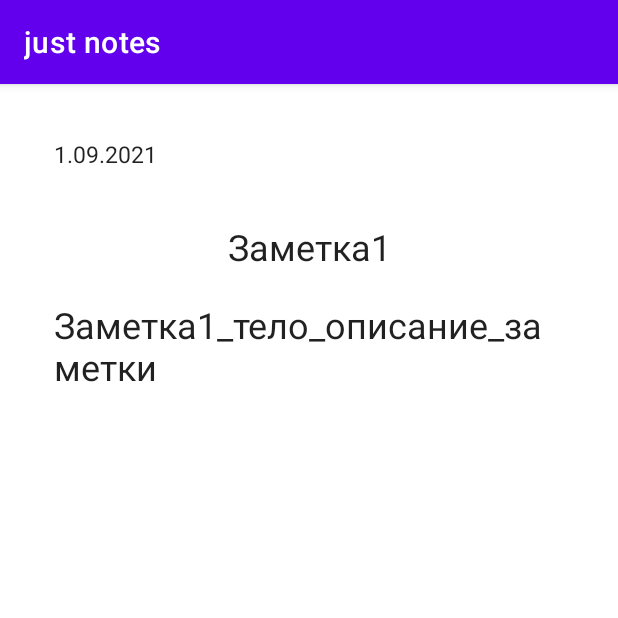
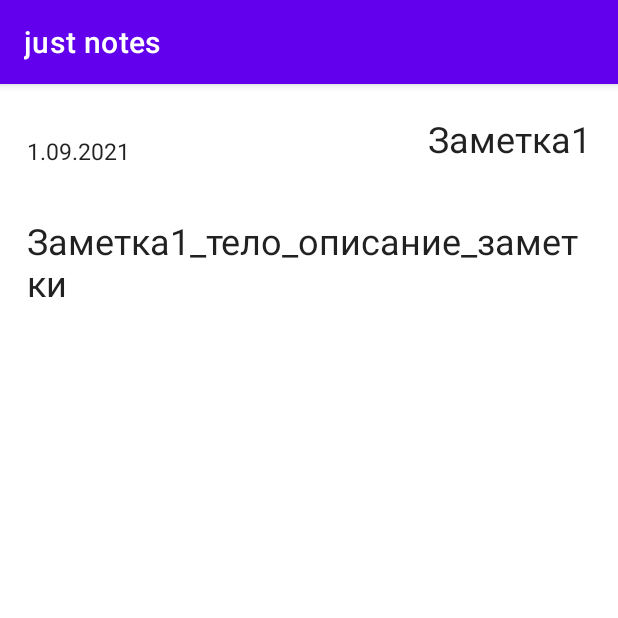
Before and after one commit to ErlichBachmanRU/just_notes, an Android app: the screen it shows after launch (NoteBodyActivity), after a tap on "Заметка1", on a phone screen of 412 x 824 dp, the top half of it. Run offline under Robolectric (Android 15) with nearby library versions, the phone set to English and light mode, and no system bars.

Commit message:
Доделал для планшетного режима вывод слева список справа сама собственно заметка.

```diff
--- a/app/build.gradle
+++ b/app/build.gradle
@@ -32,7 +32,9 @@ dependencies {
     implementation 'androidx.appcompat:appcompat:1.3.1'
     implementation 'com.google.android.material:material:1.4.0'
     implementation 'androidx.constraintlayout:constraintlayout:2.1.0'
-    testImplementation 'junit:junit:4.+'
+    def fragment_version = "1.3.6"
+    implementation "androidx.fragment:fragment:$fragment_version"
+    testImplementation 'junit:junit:4.13.2'
     androidTestImplementation 'androidx.test.ext:junit:1.1.3'
     androidTestImplementation 'androidx.test.espresso:espresso-core:3.4.0'
 }
--- a/app/src/main/java/com/example/justnotes/ui/MainActivity.java
+++ b/app/src/main/java/com/example/justnotes/ui/MainActivity.java
@@ -1,12 +1,19 @@
 package com.example.justnotes.ui;
 
+import android.content.Intent;
 import android.os.Bundle;
 
+import androidx.annotation.NonNull;
 import androidx.appcompat.app.AppCompatActivity;
 
 import com.example.justnotes.R;
+import com.example.justnotes.domain.Note;
+import com.example.justnotes.ui.noteBody.NoteBodyActivity;
+import com.example.justnotes.ui.noteList.NotesListFragment;
 
-public class MainActivity extends AppCompatActivity {
+public class MainActivity extends AppCompatActivity implements NotesListFragment.OnNoteClicked {
+    public static final String ARG_NOTE_BODY = "ARG_NOTE_BODY";
+    private Note selectedNote;
 
 
     @Override
@@ -15,4 +22,22 @@ public class MainActivity extends AppCompatActivity {
         setContentView(R.layout.activity_main);
     }
 
+    @Override
+    public void onNoteOnClicked(Note note) {
+        selectedNote = note;
+        if (getResources().getBoolean(R.bool.itsLandscape)) {
+        } else {
+            Intent intent = new Intent(this, NoteBodyActivity.class);
+            intent.putExtra(NoteBodyActivity.ARG_NOTE_BODY, note);
+            startActivity(intent);
+        }
+    }
+
+    @Override
+    protected void onSaveInstanceState(@NonNull Bundle outState) {
+        if (selectedNote != null) {
+            outState.putParcelable(ARG_NOTE_BODY, selectedNote);
+        }
+        super.onSaveInstanceState(outState);
+    }
 }
--- a/app/src/main/java/com/example/justnotes/ui/noteBody/NoteBodyActivity.java
+++ b/app/src/main/java/com/example/justnotes/ui/noteBody/NoteBodyActivity.java
@@ -17,12 +17,16 @@ public class NoteBodyActivity extends AppCompatActivity {
         super.onCreate(savedInstanceState);
         setContentView(R.layout.activity_note_body);
 
-        FragmentManager fragmentManager = getSupportFragmentManager();
+        if (getResources().getBoolean(R.bool.itsLandscape)) {
+            finish();
+        } else {
+            FragmentManager fragmentManager = getSupportFragmentManager();
 
-        Note note = getIntent().getParcelableExtra(ARG_NOTE_BODY);
+            Note note = getIntent().getParcelableExtra(ARG_NOTE_BODY);
 
-        fragmentManager.beginTransaction()
-                .replace(R.id.containerBody, NoteBodyFragment.newInstance(note), "NoteBodyFragment")
-                .commit();
+            fragmentManager.beginTransaction()
+                    .replace(R.id.containerBody, NoteBodyFragment.newInstance(note), "NoteBodyFragment")
+                    .commit();
+        }
     }
 }
--- a/app/src/main/java/com/example/justnotes/ui/noteBody/NoteBodyFragment.java
+++ b/app/src/main/java/com/example/justnotes/ui/noteBody/NoteBodyFragment.java
@@ -7,13 +7,17 @@ import android.widget.TextView;
 import androidx.annotation.NonNull;
 import androidx.annotation.Nullable;
 import androidx.fragment.app.Fragment;
+import androidx.fragment.app.FragmentResultListener;
 
 import com.example.justnotes.R;
 import com.example.justnotes.domain.Note;
+import com.example.justnotes.ui.noteList.NotesListFragment;
 
 public class NoteBodyFragment extends Fragment {
 
     private static final String ARG_NOTE = "ARG_NOTE";
+    private TextView nameItem;
+    private TextView bodyNote;
 
     public NoteBodyFragment() {
         super(R.layout.fragment_note_body);
@@ -30,12 +34,26 @@ public class NoteBodyFragment extends Fragment {
     @Override
     public void onViewCreated(@NonNull View view, @Nullable Bundle savedInstanceState) {
         super.onViewCreated(view, savedInstanceState);
-        Note note = getArguments().getParcelable(ARG_NOTE);
+        nameItem = view.findViewById(R.id.name_list_item);
+        bodyNote = view.findViewById(R.id.body_note);
 
-        TextView nameItem = view.findViewById(R.id.name_list_item);
+        getParentFragmentManager().setFragmentResultListener(NotesListFragment.KEY_SELECTED_NOTE, getViewLifecycleOwner(), new FragmentResultListener() {
+            @Override
+            public void onFragmentResult(@NonNull String requestKey, @NonNull Bundle result) {
+                Note note = result.getParcelable(NotesListFragment.ARG_NOTE);
+                displayNote(note);
+            }
+        });
+        if (getArguments() != null && getArguments().containsKey(ARG_NOTE)) {
+            Note note = getArguments().getParcelable(ARG_NOTE);
+            if (note != null) {
+                displayNote(note);
+            }
+        }
+    }
+
+    private void displayNote(Note note) {
+        bodyNote.setText(note.getBodyNote());
         nameItem.setText(note.getNameNote());
-
-        TextView bodyNote = view.findViewById(R.id.body_note);
-        bodyNote.setText(note.getBodyNote());
     }
 }
--- a/app/src/main/java/com/example/justnotes/ui/noteList/NotesListFragment.java
+++ b/app/src/main/java/com/example/justnotes/ui/noteList/NotesListFragment.java
@@ -1,12 +1,11 @@
 package com.example.justnotes.ui.noteList;
 
-import android.content.Intent;
+import android.content.Context;
 import android.os.Bundle;
 import android.view.LayoutInflater;
 import android.view.View;
 import android.widget.LinearLayout;
 import android.widget.TextView;
-import android.widget.Toast;
 
 import androidx.annotation.NonNull;
 import androidx.annotation.Nullable;
@@ -15,17 +14,33 @@ import androidx.fragment.app.Fragment;
 import com.example.justnotes.R;
 import com.example.justnotes.domain.Note;
 import com.example.justnotes.domain.SomeNotesRepo;
-import com.example.justnotes.ui.noteBody.NoteBodyActivity;
 
 import java.util.List;
 
 public class NotesListFragment extends Fragment implements NotesListView {
 
+    public static final String KEY_SELECTED_NOTE = "KEY_SELECTED_NOTE";
+    public static final String ARG_NOTE = "ARG_NOTE";
     private NotesListPresenter presenter;
     private LinearLayout container;
+    private OnNoteClicked onNoteClicked;
 
     public NotesListFragment() {
         super(R.layout.fragment_note_list);
+    }
+
+    @Override
+    public void onAttach(@NonNull Context context) {
+        super.onAttach(context);
+        if (context instanceof OnNoteClicked) {
+            onNoteClicked = (OnNoteClicked) context;
+        }
+    }
+
+    @Override
+    public void onDetach() {
+        onNoteClicked = null;
+        super.onDetach();
     }
 
     @Override
@@ -50,17 +65,21 @@ public class NotesListFragment extends Fragment implements NotesListView {
             noteItem.setOnClickListener(new View.OnClickListener() {
                 @Override
                 public void onClick(View view) {
-                    Intent intent = new Intent(requireContext(), NoteBodyActivity.class);
-                    intent.putExtra(NoteBodyActivity.ARG_NOTE_BODY, note);
-                    startActivity(intent);
-                    Toast.makeText(requireContext(), note.getNameNote(), Toast.LENGTH_SHORT).show();
+                    if (onNoteClicked != null) {
+                        onNoteClicked.onNoteOnClicked(note);
+                    }
+                    Bundle bundle = new Bundle();
+                    bundle.putParcelable(ARG_NOTE, note);
+                    getParentFragmentManager().setFragmentResult(KEY_SELECTED_NOTE, bundle);
                 }
             });
             TextView noteName = noteItem.findViewById(R.id.name_list_item);
             noteName.setText(note.getNameNote());
-
-
             container.addView(noteItem);
         }
     }
+
+    public interface OnNoteClicked {
+        void onNoteOnClicked(Note note);
+    }
 }
--- a/app/src/main/res/layout/fragment_note_body.xml
+++ b/app/src/main/res/layout/fragment_note_body.xml
@@ -2,47 +2,42 @@
 <androidx.constraintlayout.widget.ConstraintLayout xmlns:android="http://schemas.android.com/apk/res/android"
     xmlns:app="http://schemas.android.com/apk/res-auto"
     xmlns:tools="http://schemas.android.com/tools"
-    android:layout_width="match_parent"
+    android:layout_width="wrap_content"
     android:layout_height="match_parent"
-    android:layout_margin="@dimen/default_padding"
-    android:orientation="vertical">
+    android:layout_margin="@dimen/default_padding">
 
     <TextView
         android:id="@+id/data_note"
-        android:layout_width="match_parent"
+        android:layout_width="0dp"
         android:layout_height="wrap_content"
-        android:gravity="start"
         android:padding="@dimen/default_padding"
         android:text="1.09.2021"
         android:textAppearance="@style/TextAppearance.AppCompat.Headline"
         android:textSize="15dp"
+        app:layout_constraintBottom_toTopOf="@+id/body_note"
+        app:layout_constraintStart_toStartOf="parent"
         app:layout_constraintTop_toTopOf="parent"
-        tools:ignore="MissingConstraints"
         tools:layout_editor_absoluteX="0dp" />
 
     <TextView
         android:id="@+id/name_list_item"
-        android:layout_width="match_parent"
+        android:layout_width="0dp"
         android:layout_height="wrap_content"
-        android:layout_marginTop="56dp"
-        android:gravity="center_horizontal"
         android:padding="@dimen/default_padding"
         android:textAppearance="@style/TextAppearance.AppCompat.Headline"
-        app:layout_constraintHorizontal_bias="0.0"
-        app:layout_constraintLeft_toLeftOf="parent"
-        app:layout_constraintRight_toRightOf="parent"
-        app:layout_constraintTop_toTopOf="parent"
+        app:layout_constraintBottom_toTopOf="@+id/body_note"
+        app:layout_constraintEnd_toEndOf="parent"
         tools:text="@string/name_note1" />
 
     <TextView
         android:id="@+id/body_note"
-        android:layout_width="match_parent"
-        android:layout_height="wrap_content"
+        android:layout_width="0dp"
+        android:layout_height="match_parent"
         android:layout_marginTop="52dp"
         android:padding="@dimen/default_padding"
         android:textAppearance="@style/TextAppearance.AppCompat.Headline"
-        app:layout_constraintTop_toTopOf="@+id/name_list_item"
-        tools:layout_editor_absoluteX="0dp"
+        app:layout_constraintBottom_toBottomOf="parent"
+        app:layout_constraintStart_toStartOf="parent"
         tools:text="@string/body_name_note1" />
 
 </androidx.constraintlayout.widget.ConstraintLayout>
--- a/app/src/main/res/layout/fragment_note_list.xml
+++ b/app/src/main/res/layout/fragment_note_list.xml
@@ -5,8 +5,8 @@
 
     <LinearLayout
         android:id="@+id/list_notes"
-        android:layout_width="match_parent"
-        android:layout_height="match_parent"
+        android:layout_width="wrap_content"
+        android:layout_height="wrap_content"
         android:background="@color/purple_200"
         android:orientation="vertical" />
 
--- /dev/null
+++ b/app/src/main/res/values-land/bools.xml
@@ -0,0 +1,4 @@
+<?xml version="1.0" encoding="utf-8"?>
+<resources>
+    <bool name="itsLandscape">true</bool>
+</resources>
--- /dev/null
+++ b/app/src/main/res/values/bools.xml
@@ -0,0 +1,4 @@
+<?xml version="1.0" encoding="utf-8"?>
+<resources>
+    <bool name="itsLandscape">false</bool>
+</resources>
--- a/build.gradle
+++ b/build.gradle
@@ -5,7 +5,7 @@ buildscript {
         mavenCentral()
     }
     dependencies {
-        classpath "com.android.tools.build:gradle:7.0.1"
+        classpath 'com.android.tools.build:gradle:7.0.2'
 
         // NOTE: Do not place your application dependencies here; they belong
         // in the individual module build.gradle files
```
Also changed, not shown: app/src/main/res/layout-land/activity_main.xml (+6 -5 lines).
